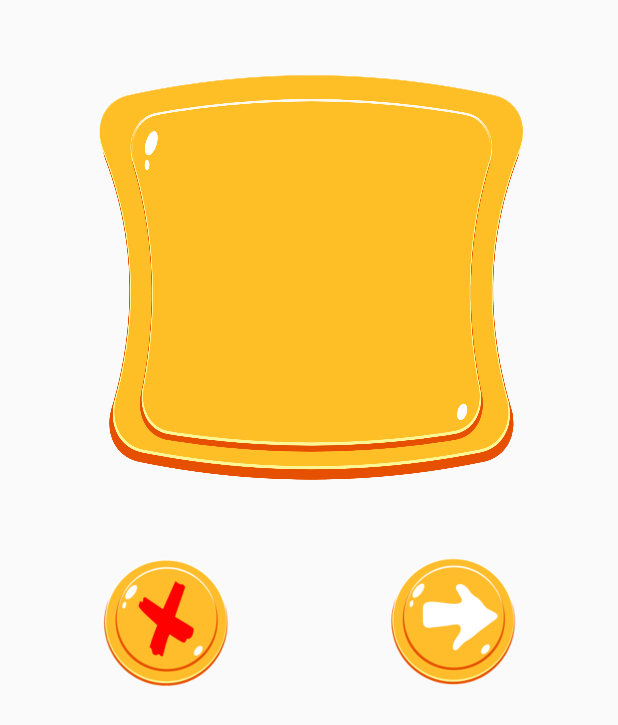
After one commit to rst-tec/RSTTecnologia, an Android app: the layout alerta.xml on its own in the app's theme, with its tools: preview values and no code run, on a phone screen of 412 x 824 dp. The commit adds this screen. Shown: the top 725 px of the screen. Run offline under Robolectric (Android 15) with nearby library versions, the phone set to English and light mode, and no system bars.

Commit message:
add alert
add alert

```diff
--- /dev/null
+++ b/app/src/main/res/layout/alerta.xml
@@ -0,0 +1,46 @@
+<androidx.constraintlayout.widget.ConstraintLayout
+    xmlns:android="http://schemas.android.com/apk/res/android"
+    xmlns:app="http://schemas.android.com/apk/res-auto"
+    xmlns:tools="http://schemas.android.com/tools"
+    android:orientation="vertical"
+    android:layout_width="fill_parent"
+    android:layout_height="fill_parent"
+    >
+
+    <ImageView
+        android:id="@+id/imageView2"
+        android:layout_width="300dp"
+        android:layout_height="300dp"
+        android:layout_gravity="center"
+        android:layout_marginStart="32dp"
+        android:layout_marginLeft="32dp"
+        android:layout_marginTop="32dp"
+        android:layout_marginEnd="32dp"
+        android:layout_marginRight="32dp"
+        android:src="@drawable/pergunta02"
+        app:layout_constraintEnd_toEndOf="parent"
+        app:layout_constraintStart_toStartOf="parent"
+        app:layout_constraintTop_toTopOf="parent" />
+
+    <Button
+        android:id="@+id/btFechar"
+        android:layout_width="100dp"
+        android:layout_height="100dp"
+        android:layout_marginStart="60dp"
+        android:layout_marginLeft="60dp"
+        android:layout_marginTop="32dp"
+        android:background="@drawable/botao03"
+        app:layout_constraintStart_toStartOf="parent"
+        app:layout_constraintTop_toBottomOf="@+id/imageView2" />
+
+    <Button
+        android:id="@+id/btProxima"
+        android:layout_width="100dp"
+        android:layout_height="100dp"
+        android:layout_marginTop="32dp"
+        android:layout_marginEnd="60dp"
+        android:layout_marginRight="60dp"
+        android:background="@drawable/botao02"
+        app:layout_constraintEnd_toEndOf="parent"
+        app:layout_constraintTop_toBottomOf="@+id/imageView2" />
+</androidx.constraintlayout.widget.ConstraintLayout>
```
Also changed, not shown: app/src/main/java/raphael/silva/rsttecnologia/Tela03Activity.java (+41 -38 lines), app/src/main/res/drawable-v24/botao02.png (added), app/src/main/res/drawable-v24/botao03.png (added), app/src/main/res/drawable-v24/pergunta02.png (added).
